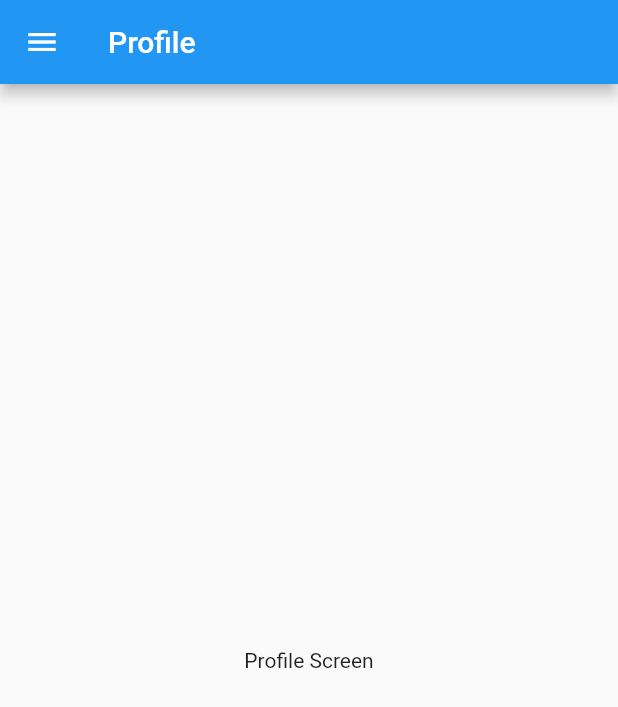
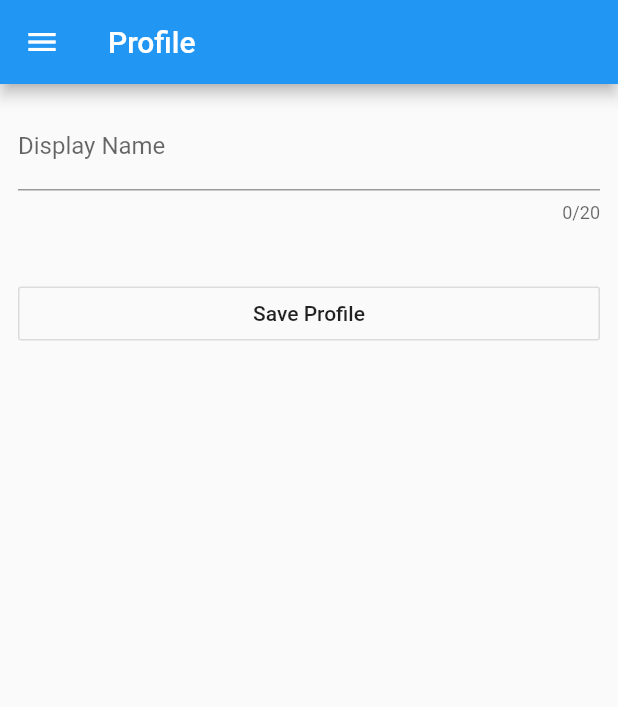
Before and after one commit to sundarlucifer/community-app, a Flutter app: the ProfileScreen screen opened by its route, on a phone screen of 412 x 824 dp. Shown: the top 707 px of the screen. Run offline on Flutter 3.47's test engine with Material 2 defaults, Android fonts, the phone set to English and light mode, and no system bars; our stand-ins replace cloud_firestore, firebase_auth, google_sign_in; accounts and stored records are empty; statements that could not run were skipped.

Commit message:
Display name edit option added

```diff
--- a/lib/screens/profile_screen.dart
+++ b/lib/screens/profile_screen.dart
@@ -1,17 +1,83 @@
+import 'package:community_app/services/auth_service.dart';
 import 'package:community_app/utils/drawer.dart';
 import 'package:flutter/material.dart';
 
-class ProfileScreen extends StatelessWidget {
+class ProfileScreen extends StatefulWidget {
   static const TAG = 'profile-screen';
+
+  @override
+  _ProfileScreenState createState() => _ProfileScreenState();
+}
+
+class _ProfileScreenState extends State<ProfileScreen> {
+  final _formKey = GlobalKey<FormState>();
+  final _scaffoldKey = GlobalKey<ScaffoldState>();
+
+  bool _isLoading = false;
+  String _errorMsg = '';
+
+  final _nameController = TextEditingController();
+
+  @override
+  void initState() {
+    super.initState();
+    _nameController.text = authService.user.displayName;
+  }
 
   @override
   Widget build(BuildContext context) {
     return Scaffold(
+      key: _scaffoldKey,
       drawer: MyDrawer(),
       appBar: AppBar(
         title: Text('Profile'),
       ),
-      body: Center(child: Text('Profile Screen')),
+      body: SingleChildScrollView(
+        child: Padding(
+          padding: EdgeInsets.all(12.0),
+          child: Form(
+            key: _formKey,
+            child: Column(
+              children: [
+                TextFormField(
+                  decoration: InputDecoration(
+                    labelText: 'Display Name',
+                  ),
+                  minLines: 1,
+                  maxLines: 1,
+                  maxLength: 20,
+                  validator: (value) => value.isEmpty ? 'Enter Name' : null,
+                  controller: _nameController,
+                  keyboardType: TextInputType.name,
+                ),
+                SizedBox(height: 20.0),
+                Text(_errorMsg, style: TextStyle(color: Colors.red)),
+                OutlineButton(
+                  child: Container(
+                    width: double.infinity,
+                    child: Center(child: Text('Save Profile')),
+                  ),
+                  onPressed: () => _submit(context),
+                ),
+              ],
+            ),
+          ),
+        ),
+      ),
     );
   }
+
+  _submit(context) {
+    if (!_formKey.currentState.validate()) {
+      return;
+    }
+    setState(() => _isLoading = true);
+    authService.updateDisplayName(_nameController.text).then((ref) {
+      // Navigator.pop(context);
+      setState(() => _isLoading = false);
+      _scaffoldKey.currentState.showSnackBar(SnackBar(
+        content: Text('Profile saved'),
+      ));
+    });
+  }
 }
--- a/lib/services/auth_service.dart
+++ b/lib/services/auth_service.dart
@@ -52,6 +52,11 @@ class AuthService {
         .collection('users')
         .document(user.uid)
         .setData({'last_seen': DateTime.now()}, merge: true);
+  }
+
+  updateDisplayName(String name) async {
+    _db.collection('users').document(user.uid).setData({'display_name': name},
+        merge: true).then((value) async => user = await getUser(user.uid));
   }
 
   Future<User> getUser(String uid) async {
```
